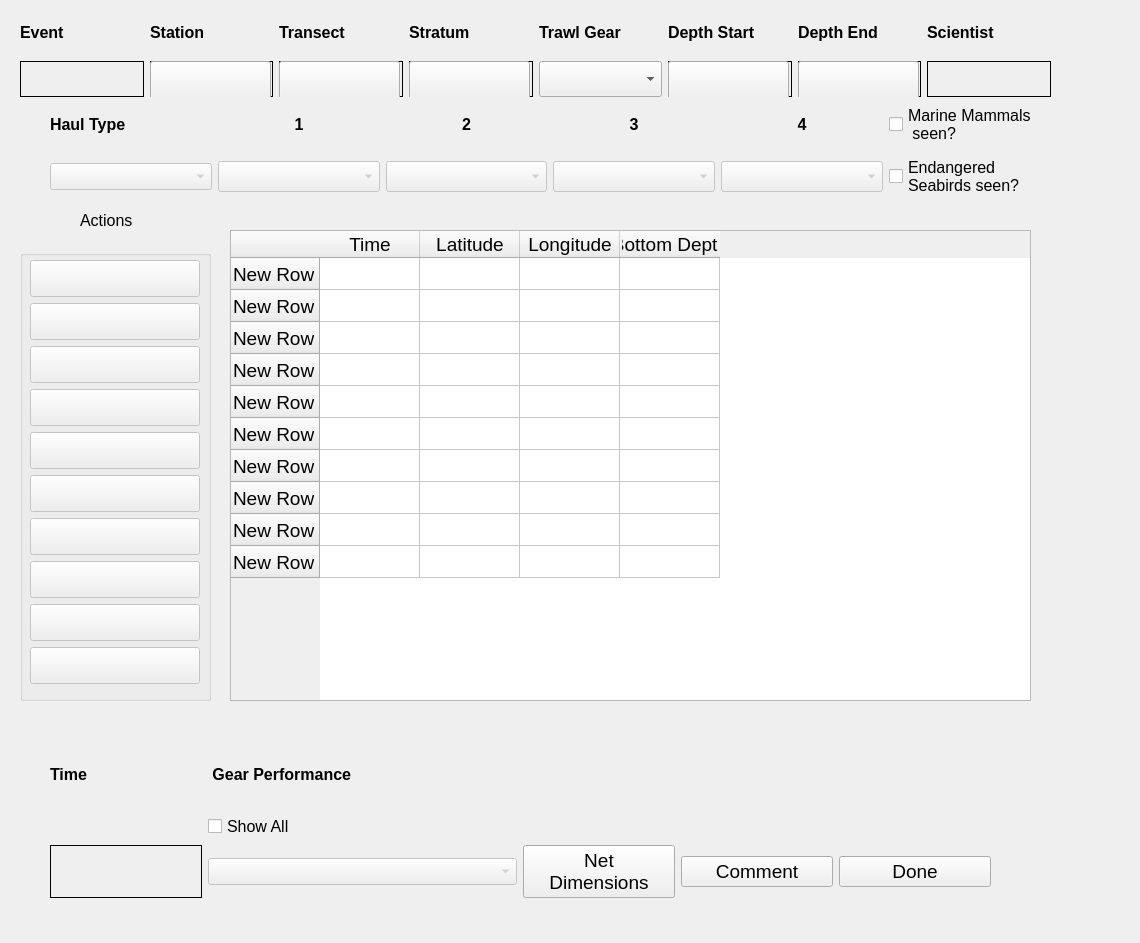
Old version of the form ui/ABLTrawlEvent.ui in the repository aliciabillings-noaa/CLAMS.
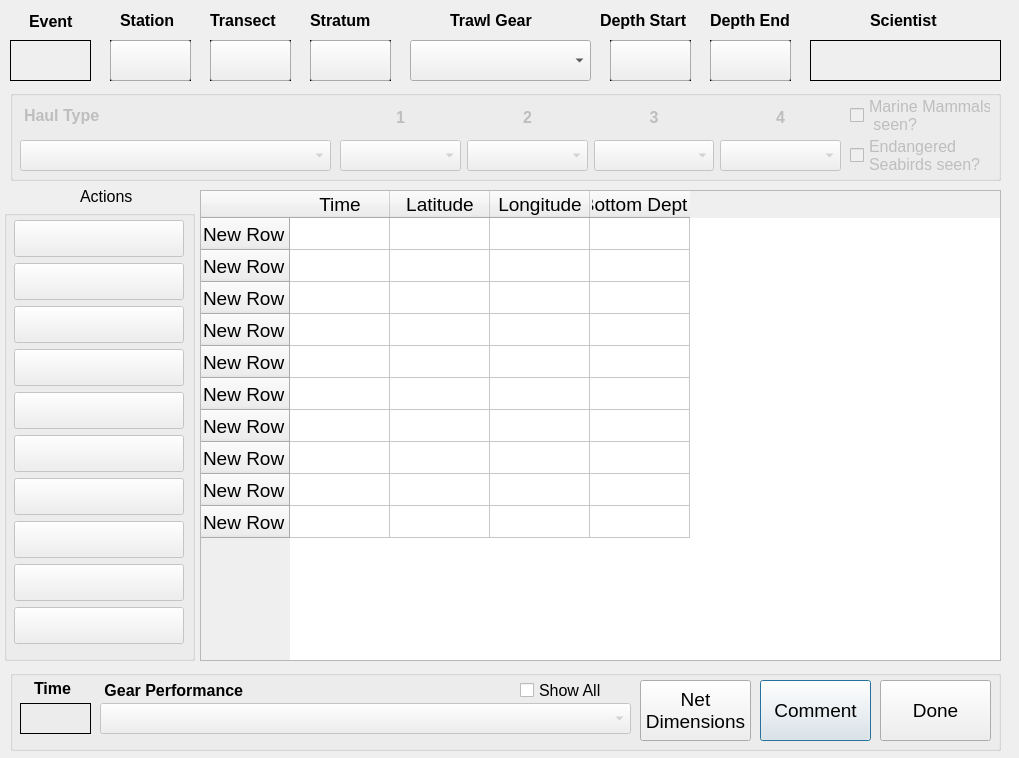
New version of the form.

Commit message: reverting ABLTrawlEvent

Patch:
```diff
--- a/ui/ABLTrawlEvent.ui
+++ b/ui/ABLTrawlEvent.ui
@@ -6,8 +6,8 @@
    <rect>
     <x>0</x>
     <y>0</y>
-    <width>1140</width>
-    <height>943</height>
+    <width>1019</width>
+    <height>758</height>
    </rect>
   </property>
   <property name="sizePolicy">
@@ -24,11 +24,274 @@
   <property name="windowTitle">
    <string>CLAMS Haul</string>
   </property>
+  <widget class="QLabel" name="sciLabel">
+   <property name="geometry">
+    <rect>
+     <x>810</x>
+     <y>40</y>
+     <width>191</width>
+     <height>41</height>
+    </rect>
+   </property>
+   <property name="font">
+    <font>
+     <pointsize>18</pointsize>
+     <weight>50</weight>
+     <bold>false</bold>
+    </font>
+   </property>
+   <property name="autoFillBackground">
+    <bool>true</bool>
+   </property>
+   <property name="frameShape">
+    <enum>QFrame::Panel</enum>
+   </property>
+   <property name="frameShadow">
+    <enum>QFrame::Plain</enum>
+   </property>
+   <property name="lineWidth">
+    <number>1</number>
+   </property>
+   <property name="text">
+    <string/>
+   </property>
+  </widget>
+  <widget class="QLabel" name="label_14">
+   <property name="geometry">
+    <rect>
+     <x>870</x>
+     <y>10</y>
+     <width>71</width>
+     <height>21</height>
+    </rect>
+   </property>
+   <property name="font">
+    <font>
+     <pointsize>12</pointsize>
+     <weight>75</weight>
+     <bold>true</bold>
+    </font>
+   </property>
+   <property name="text">
+    <string>Scientist</string>
+   </property>
+  </widget>
+  <widget class="QGroupBox" name="groupBox_2">
+   <property name="geometry">
+    <rect>
+     <x>10</x>
+     <y>670</y>
+     <width>991</width>
+     <height>81</height>
+    </rect>
+   </property>
+   <property name="title">
+    <string/>
+   </property>
+   <widget class="QPushButton" name="commentBtn">
+    <property name="geometry">
+     <rect>
+      <x>750</x>
+      <y>10</y>
+      <width>111</width>
+      <height>61</height>
+     </rect>
+    </property>
+    <property name="font">
+     <font>
+      <pointsize>14</pointsize>
+     </font>
+    </property>
+    <property name="text">
+     <string>Comment</string>
+    </property>
+   </widget>
+   <widget class="QPushButton" name="doneBtn">
+    <property name="geometry">
+     <rect>
+      <x>870</x>
+      <y>10</y>
+      <width>111</width>
+      <height>61</height>
+     </rect>
+    </property>
+    <property name="font">
+     <font>
+      <pointsize>14</pointsize>
+     </font>
+    </property>
+    <property name="text">
+     <string>Done</string>
+    </property>
+   </widget>
+   <widget class="QComboBox" name="perfBox">
+    <property name="enabled">
+     <bool>false</bool>
+    </property>
+    <property name="geometry">
+     <rect>
+      <x>90</x>
+      <y>33</y>
+      <width>531</width>
+      <height>31</height>
+     </rect>
+    </property>
+    <property name="font">
+     <font>
+      <pointsize>12</pointsize>
+     </font>
+    </property>
+   </widget>
+   <widget class="QLabel" name="label_6">
+    <property name="geometry">
+     <rect>
+      <x>90</x>
+      <y>8</y>
+      <width>171</width>
+      <height>24</height>
+     </rect>
+    </property>
+    <property name="font">
+     <font>
+      <pointsize>12</pointsize>
+      <weight>75</weight>
+      <bold>true</bold>
+     </font>
+    </property>
+    <property name="text">
+     <string> Gear Performance</string>
+    </property>
+   </widget>
+   <widget class="QLabel" name="elapseLabel">
+    <property name="enabled">
+     <bool>true</bool>
+    </property>
+    <property name="geometry">
+     <rect>
+      <x>10</x>
+      <y>33</y>
+      <width>71</width>
+      <height>31</height>
+     </rect>
+    </property>
+    <property name="font">
+     <font>
+      <pointsize>14</pointsize>
+     </font>
+    </property>
+    <property name="frameShape">
+     <enum>QFrame::Box</enum>
+    </property>
+    <property name="text">
+     <string/>
+    </property>
+   </widget>
+   <widget class="QLabel" name="label_42">
+    <property name="geometry">
+     <rect>
+      <x>24</x>
+      <y>8</y>
+      <width>121</width>
+      <height>21</height>
+     </rect>
+    </property>
+    <property name="font">
+     <font>
+      <pointsize>12</pointsize>
+      <weight>75</weight>
+      <bold>true</bold>
+     </font>
+    </property>
+    <property name="text">
+     <string>Time</string>
+    </property>
+   </widget>
+   <widget class="QPushButton" name="netDimBtn">
+    <property name="geometry">
+     <rect>
+      <x>630</x>
+      <y>10</y>
+      <width>111</width>
+      <height>61</height>
+     </rect>
+    </property>
+    <property name="font">
+     <font>
+      <pointsize>14</pointsize>
+     </font>
+    </property>
+    <property name="text">
+     <string>Net
+Dimensions</string>
+    </property>
+   </widget>
+   <widget class="QCheckBox" name="perfCheckBox">
+    <property name="geometry">
+     <rect>
+      <x>510</x>
+      <y>10</y>
+      <width>111</width>
+      <height>21</height>
+     </rect>
+    </property>
+    <property name="font">
+     <font>
+      <pointsize>12</pointsize>
+     </font>
+    </property>
+    <property name="text">
+     <string>Show All</string>
+    </property>
+   </widget>
+  </widget>
+  <widget class="QLabel" name="label_5">
+   <property name="geometry">
+    <rect>
+     <x>29</x>
+     <y>9</y>
+     <width>71</width>
+     <height>24</height>
+    </rect>
+   </property>
+   <property name="font">
+    <font>
+     <pointsize>12</pointsize>
+     <weight>75</weight>
+     <bold>true</bold>
+    </font>
+   </property>
+   <property name="text">
+    <string>Event</string>
+   </property>
+  </widget>
+  <widget class="QLabel" name="haulLabel">
+   <property name="geometry">
+    <rect>
+     <x>10</x>
+     <y>40</y>
+     <width>81</width>
+     <height>41</height>
+    </rect>
+   </property>
+   <property name="font">
+    <font>
+     <pointsize>20</pointsize>
+     <weight>75</weight>
+     <bold>true</bold>
+    </font>
+   </property>
+   <property name="frameShape">
+    <enum>QFrame::Box</enum>
+   </property>
+   <property name="text">
+    <string/>
+   </property>
+  </widget>
   <widget class="QTableWidget" name="dataTable">
    <property name="geometry">
     <rect>
-     <x>230</x>
-     <y>230</y>
+     <x>200</x>
+     <y>190</y>
      <width>801</width>
      <height>471</height>
     </rect>
@@ -118,14 +381,44 @@
     </property>
    </column>
   </widget>
+  <widget class="QLabel" name="label_8">
+   <property name="geometry">
+    <rect>
+     <x>450</x>
+     <y>10</y>
+     <width>101</width>
+     <height>21</height>
+    </rect>
+   </property>
+   <property name="font">
+    <font>
+     <pointsize>12</pointsize>
+     <weight>75</weight>
+     <bold>true</bold>
+    </font>
+   </property>
+   <property name="text">
+    <string>Trawl Gear</string>
+   </property>
+  </widget>
+  <widget class="QComboBox" name="gearBox">
+   <property name="geometry">
+    <rect>
+     <x>410</x>
+     <y>40</y>
+     <width>181</width>
+     <height>41</height>
+    </rect>
+   </property>
+  </widget>
   <widget class="QGroupBox" name="buttonsGroup">
    <property name="enabled">
     <bool>false</bool>
    </property>
    <property name="geometry">
     <rect>
-     <x>20</x>
-     <y>250</y>
+     <x>4</x>
+     <y>210</y>
      <width>191</width>
      <height>451</height>
     </rect>
@@ -405,7 +698,7 @@
    <property name="geometry">
     <rect>
      <x>80</x>
-     <y>210</y>
+     <y>186</y>
      <width>101</width>
      <height>21</height>
     </rect>
@@ -419,627 +712,497 @@
     <string>Actions</string>
    </property>
   </widget>
-  <widget class="QWidget" name="gridLayoutWidget_2">
+  <widget class="QLabel" name="label_27">
    <property name="geometry">
     <rect>
-     <x>50</x>
-     <y>740</y>
-     <width>941</width>
-     <height>158</height>
-    </rect>
-   </property>
-   <layout class="QGridLayout" name="gridLayout_2">
-    <item row="1" column="1">
-     <widget class="QCheckBox" name="perfCheckBox">
-      <property name="font">
-       <font>
-        <pointsize>12</pointsize>
-       </font>
-      </property>
-      <property name="text">
-       <string>Show All</string>
-      </property>
-     </widget>
-    </item>
-    <item row="0" column="0">
-     <widget class="QLabel" name="label_42">
-      <property name="font">
-       <font>
-        <pointsize>12</pointsize>
-        <weight>75</weight>
-        <bold>true</bold>
-       </font>
-      </property>
-      <property name="text">
-       <string>Time</string>
-      </property>
-     </widget>
-    </item>
-    <item row="2" column="4">
-     <widget class="QPushButton" name="commentBtn">
-      <property name="font">
-       <font>
-        <pointsize>14</pointsize>
-       </font>
-      </property>
-      <property name="text">
-       <string>Comment</string>
-      </property>
-     </widget>
-    </item>
-    <item row="2" column="5">
-     <widget class="QPushButton" name="doneBtn">
-      <property name="font">
-       <font>
-        <pointsize>14</pointsize>
-       </font>
-      </property>
-      <property name="text">
-       <string>Done</string>
-      </property>
-     </widget>
-    </item>
-    <item row="2" column="0">
-     <widget class="QLabel" name="elapseLabel">
-      <property name="enabled">
-       <bool>true</bool>
-      </property>
-      <property name="font">
-       <font>
-        <pointsize>14</pointsize>
-       </font>
-      </property>
-      <property name="frameShape">
-       <enum>QFrame::Box</enum>
-      </property>
-      <property name="text">
-       <string/>
-      </property>
-     </widget>
-    </item>
-    <item row="2" column="3">
-     <widget class="QPushButton" name="netDimBtn">
-      <property name="font">
-       <font>
-        <pointsize>14</pointsize>
-       </font>
-      </property>
-      <property name="text">
-       <string>Net
-Dimensions</string>
-      </property>
-     </widget>
-    </item>
-    <item row="0" column="1">
-     <widget class="QLabel" name="label_6">
-      <property name="font">
-       <font>
-        <pointsize>12</pointsize>
-        <weight>75</weight>
-        <bold>true</bold>
-       </font>
-      </property>
-      <property name="text">
-       <string> Gear Performance</string>
-      </property>
-     </widget>
-    </item>
-    <item row="2" column="1" colspan="2">
-     <widget class="QComboBox" name="perfBox">
-      <property name="enabled">
-       <bool>false</bool>
-      </property>
-      <property name="font">
-       <font>
-        <pointsize>12</pointsize>
-       </font>
-      </property>
-     </widget>
-    </item>
-   </layout>
-  </widget>
-  <widget class="QWidget" name="gridLayoutWidget_3">
-   <property name="geometry">
-    <rect>
-     <x>20</x>
+     <x>120</x>
      <y>10</y>
-     <width>1031</width>
-     <height>87</height>
+     <width>81</width>
+     <height>21</height>
     </rect>
    </property>
-   <layout class="QGridLayout" name="gridLayout_3">
-    <item row="1" column="5">
-     <widget class="QFrame" name="frame_2">
-      <property name="frameShape">
-       <enum>QFrame::Box</enum>
-      </property>
-      <property name="frameShadow">
-       <enum>QFrame::Plain</enum>
-      </property>
-      <widget class="QPushButton" name="depthStartBtn">
-       <property name="geometry">
-        <rect>
-         <x>0</x>
-         <y>0</y>
-         <width>121</width>
-         <height>41</height>
-        </rect>
-       </property>
-       <property name="text">
-        <string/>
-       </property>
-      </widget>
-     </widget>
-    </item>
-    <item row="1" column="6">
-     <widget class="QFrame" name="frame">
-      <property name="frameShape">
-       <enum>QFrame::Box</enum>
-      </property>
-      <property name="frameShadow">
-       <enum>QFrame::Plain</enum>
-      </property>
-      <widget class="QPushButton" name="depthEndBtn">
-       <property name="geometry">
-        <rect>
-         <x>0</x>
-         <y>0</y>
-         <width>121</width>
-         <height>41</height>
-        </rect>
-       </property>
-       <property name="text">
-        <string/>
-       </property>
-      </widget>
-     </widget>
-    </item>
-    <item row="1" column="2">
-     <widget class="QFrame" name="frame_4">
-      <property name="frameShape">
-       <enum>QFrame::Box</enum>
-      </property>
-      <property name="frameShadow">
-       <enum>QFrame::Plain</enum>
-      </property>
-      <widget class="QPushButton" name="transBtn">
-       <property name="geometry">
-        <rect>
-         <x>0</x>
-         <y>0</y>
-         <width>121</width>
-         <height>41</height>
-        </rect>
-       </property>
-       <property name="text">
-        <string/>
-       </property>
-      </widget>
-     </widget>
-    </item>
-    <item row="1" column="3">
-     <widget class="QFrame" name="frame_3">
-      <property name="frameShape">
-       <enum>QFrame::Box</enum>
-      </property>
-      <property name="frameShadow">
-       <enum>QFrame::Plain</enum>
-      </property>
-      <widget class="QPushButton" name="stratumBtn">
-       <property name="geometry">
-        <rect>
-         <x>0</x>
-         <y>0</y>
-         <width>121</width>
-         <height>41</height>
-        </rect>
-       </property>
-       <property name="text">
-        <string/>
-       </property>
-      </widget>
-     </widget>
-    </item>
-    <item row="1" column="1">
-     <widget class="QFrame" name="frame_5">
-      <property name="frameShape">
-       <enum>QFrame::Box</enum>
-      </property>
-      <property name="frameShadow">
-       <enum>QFrame::Plain</enum>
-      </property>
-      <widget class="QPushButton" name="stnBtn">
-       <property name="geometry">
-        <rect>
-         <x>0</x>
-         <y>0</y>
-         <width>121</width>
-         <height>41</height>
-        </rect>
-       </property>
-       <property name="text">
-        <string/>
-       </property>
-      </widget>
-     </widget>
-    </item>
-    <item row="1" column="0">
-     <widget class="QLabel" name="haulLabel">
-      <property name="font">
-       <font>
-        <pointsize>20</pointsize>
-        <weight>75</weight>
-        <bold>true</bold>
-       </font>
-      </property>
-      <property name="frameShape">
-       <enum>QFrame::Box</enum>
-      </property>
-      <property name="text">
-       <string/>
-      </property>
-     </widget>
-    </item>
-    <item row="1" column="4">
-     <widget class="QComboBox" name="gearBox"/>
-    </item>
-    <item row="0" column="1">
-     <widget class="QLabel" name="label_27">
-      <property name="font">
-       <font>
-        <pointsize>12</pointsize>
-        <weight>75</weight>
-        <bold>true</bold>
-       </font>
-      </property>
-      <property name="text">
-       <string>Station</string>
-      </property>
-     </widget>
-    </item>
-    <item row="0" column="0">
-     <widget class="QLabel" name="label_5">
-      <property name="font">
-       <font>
-        <pointsize>12</pointsize>
-        <weight>75</weight>
-        <bold>true</bold>
-       </font>
-      </property>
-      <property name="text">
-       <string>Event</string>
-      </property>
-     </widget>
-    </item>
-    <item row="0" column="2">
-     <widget class="QLabel" name="label_30">
-      <property name="font">
-       <font>
-        <pointsize>12</pointsize>
-        <weight>75</weight>
-        <bold>true</bold>
-       </font>
-      </property>
-      <property name="text">
-       <string>Transect</string>
-      </property>
-     </widget>
-    </item>
-    <item row="0" column="3">
-     <widget class="QLabel" name="label_29">
-      <property name="font">
-       <font>
-        <pointsize>12</pointsize>
-        <weight>75</weight>
-        <bold>true</bold>
-       </font>
-      </property>
-      <property name="text">
-       <string>Stratum</string>
-      </property>
-     </widget>
-    </item>
-    <item row="0" column="6">
-     <widget class="QLabel" name="label_28">
-      <property name="font">
-       <font>
-        <pointsize>12</pointsize>
-        <weight>75</weight>
-        <bold>true</bold>
-       </font>
-      </property>
-      <property name="text">
-       <string>Depth End</string>
-      </property>
-     </widget>
-    </item>
-    <item row="1" column="7">
-     <widget class="QLabel" name="sciLabel">
-      <property name="font">
-       <font>
-        <pointsize>18</pointsize>
-        <weight>50</weight>
-        <bold>false</bold>
-       </font>
-      </property>
-      <property name="autoFillBackground">
-       <bool>true</bool>
-      </property>
-      <property name="frameShape">
-       <enum>QFrame::Panel</enum>
-      </property>
-      <property name="frameShadow">
-       <enum>QFrame::Plain</enum>
-      </property>
-      <property name="lineWidth">
-       <number>1</number>
-      </property>
-      <property name="text">
-       <string/>
-      </property>
-     </widget>
-    </item>
-    <item row="0" column="5">
-     <widget class="QLabel" name="label_31">
-      <property name="font">
-       <font>
-        <pointsize>12</pointsize>
-        <weight>75</weight>
-        <bold>true</bold>
-       </font>
-      </property>
-      <property name="text">
-       <string>Depth Start</string>
-      </property>
-     </widget>
-    </item>
-    <item row="0" column="7">
-     <widget class="QLabel" name="label_14">
-      <property name="font">
-       <font>
-        <pointsize>12</pointsize>
-        <weight>75</weight>
-        <bold>true</bold>
-       </font>
-      </property>
-      <property name="text">
-       <string>Scientist</string>
-      </property>
-     </widget>
-    </item>
-    <item row="0" column="4">
-     <widget class="QLabel" name="label_8">
-      <property name="font">
-       <font>
-        <pointsize>12</pointsize>
-        <weight>75</weight>
-        <bold>true</bold>
-       </font>
-      </property>
-      <property name="text">
-       <string>Trawl Gear</string>
-      </property>
-     </widget>
-    </item>
-   </layout>
+   <property name="font">
+    <font>
+     <pointsize>12</pointsize>
+     <weight>75</weight>
+     <bold>true</bold>
+    </font>
+   </property>
+   <property name="text">
+    <string>Station</string>
+   </property>
   </widget>
-  <widget class="QWidget" name="gridLayoutWidget_4">
+  <widget class="QGroupBox" name="optionsGroup">
+   <property name="enabled">
+    <bool>false</bool>
+   </property>
    <property name="geometry">
     <rect>
-     <x>50</x>
-     <y>100</y>
-     <width>1001</width>
-     <height>101</height>
+     <x>10</x>
+     <y>90</y>
+     <width>991</width>
+     <height>91</height>
     </rect>
    </property>
-   <layout class="QGridLayout" name="gridLayout_4">
-    <item row="1" column="1">
-     <widget class="QComboBox" name="accessBox1">
-      <property name="enabled">
-       <bool>false</bool>
-      </property>
-      <property name="maximumSize">
-       <size>
-        <width>16777215</width>
-        <height>31</height>
-       </size>
-      </property>
-      <property name="font">
-       <font>
-        <pointsize>12</pointsize>
-       </font>
-      </property>
-     </widget>
-    </item>
-    <item row="1" column="0">
-     <widget class="QComboBox" name="typeBox">
-      <property name="enabled">
-       <bool>false</bool>
-      </property>
-      <property name="font">
-       <font>
-        <pointsize>12</pointsize>
-        <weight>50</weight>
-        <bold>false</bold>
-       </font>
-      </property>
-     </widget>
-    </item>
-    <item row="0" column="4">
-     <widget class="QLabel" name="accessLabel4">
-      <property name="font">
-       <font>
-        <pointsize>12</pointsize>
-        <weight>75</weight>
-        <bold>true</bold>
-       </font>
-      </property>
-      <property name="text">
-       <string>4</string>
-      </property>
-      <property name="alignment">
-       <set>Qt::AlignCenter</set>
-      </property>
-     </widget>
-    </item>
-    <item row="0" column="3">
-     <widget class="QLabel" name="accessLabel3">
-      <property name="font">
-       <font>
-        <pointsize>12</pointsize>
-        <weight>75</weight>
-        <bold>true</bold>
-       </font>
-      </property>
-      <property name="text">
-       <string>3</string>
-      </property>
-      <property name="alignment">
-       <set>Qt::AlignCenter</set>
-      </property>
-     </widget>
-    </item>
-    <item row="1" column="3">
-     <widget class="QComboBox" name="accessBox3">
-      <property name="enabled">
-       <bool>false</bool>
-      </property>
-      <property name="maximumSize">
-       <size>
-        <width>16777215</width>
-        <height>31</height>
-       </size>
-      </property>
-      <property name="font">
-       <font>
-        <pointsize>12</pointsize>
-       </font>
-      </property>
-     </widget>
-    </item>
-    <item row="1" column="4">
-     <widget class="QComboBox" name="accessBox4">
-      <property name="enabled">
-       <bool>false</bool>
-      </property>
-      <property name="maximumSize">
-       <size>
-        <width>16777215</width>
-        <height>31</height>
-       </size>
-      </property>
-      <property name="font">
-       <font>
-        <pointsize>12</pointsize>
-       </font>
-      </property>
-     </widget>
-    </item>
-    <item row="1" column="2">
-     <widget class="QComboBox" name="accessBox2">
-      <property name="enabled">
-       <bool>false</bool>
-      </property>
-      <property name="maximumSize">
-       <size>
-        <width>16777215</width>
-        <height>31</height>
-       </size>
-      </property>
-      <property name="font">
-       <font>
-        <pointsize>12</pointsize>
-       </font>
-      </property>
-     </widget>
-    </item>
-    <item row="0" column="2">
-     <widget class="QLabel" name="accessLabel2">
-      <property name="font">
-       <font>
-        <pointsize>12</pointsize>
-        <weight>75</weight>
-        <bold>true</bold>
-       </font>
-      </property>
-      <property name="text">
-       <string>2</string>
-      </property>
-      <property name="alignment">
-       <set>Qt::AlignCenter</set>
-      </property>
-     </widget>
-    </item>
-    <item row="0" column="1">
-     <widget class="QLabel" name="accessLabel1">
-      <property name="font">
-       <font>
-        <pointsize>12</pointsize>
-        <weight>75</weight>
-        <bold>true</bold>
-       </font>
-      </property>
-      <property name="text">
-       <string>1</string>
-      </property>
-      <property name="alignment">
-       <set>Qt::AlignCenter</set>
-      </property>
-     </widget>
-    </item>
-    <item row="0" column="5">
-     <widget class="QCheckBox" name="marMammalBox">
-      <property name="font">
-       <font>
-        <pointsize>12</pointsize>
-       </font>
-      </property>
-      <property name="text">
-       <string>Marine Mammals
+   <property name="title">
+    <string/>
+   </property>
+   <widget class="QWidget" name="gridLayoutWidget">
+    <property name="geometry">
+     <rect>
+      <x>330</x>
+      <y>10</y>
+      <width>501</width>
+      <height>71</height>
+     </rect>
+    </property>
+    <layout class="QGridLayout" name="gridLayout">
+     <item row="0" column="0">
+      <widget class="QLabel" name="accessLabel1">
+       <property name="font">
+        <font>
+         <pointsize>12</pointsize>
+         <weight>75</weight>
+         <bold>true</bold>
+        </font>
+       </property>
+       <property name="text">
+        <string>1</string>
+       </property>
+       <property name="alignment">
+        <set>Qt::AlignCenter</set>
+       </property>
+      </widget>
+     </item>
+     <item row="0" column="1">
+      <widget class="QLabel" name="accessLabel2">
+       <property name="font">
+        <font>
+         <pointsize>12</pointsize>
+         <weight>75</weight>
+         <bold>true</bold>
+        </font>
+       </property>
+       <property name="text">
+        <string>2</string>
+       </property>
+       <property name="alignment">
+        <set>Qt::AlignCenter</set>
+       </property>
+      </widget>
+     </item>
+     <item row="1" column="0">
+      <widget class="QComboBox" name="accessBox1">
+       <property name="enabled">
+        <bool>false</bool>
+       </property>
+       <property name="maximumSize">
+        <size>
+         <width>16777215</width>
+         <height>31</height>
+        </size>
+       </property>
+       <property name="font">
+        <font>
+         <pointsize>12</pointsize>
+        </font>
+       </property>
+      </widget>
+     </item>
+     <item row="1" column="1">
+      <widget class="QComboBox" name="accessBox2">
+       <property name="enabled">
+        <bool>false</bool>
+       </property>
+       <property name="maximumSize">
+        <size>
+         <width>16777215</width>
+         <height>31</height>
+        </size>
+       </property>
+       <property name="font">
+        <font>
+         <pointsize>12</pointsize>
+        </font>
+       </property>
+      </widget>
+     </item>
+     <item row="1" column="2">
+      <widget class="QComboBox" name="accessBox3">
+       <property name="enabled">
+        <bool>false</bool>
+       </property>
+       <property name="maximumSize">
+        <size>
+         <width>16777215</width>
+         <height>31</height>
+        </size>
+       </property>
+       <property name="font">
+        <font>
+         <pointsize>12</pointsize>
+        </font>
+       </property>
+      </widget>
+     </item>
+     <item row="1" column="3">
+      <widget class="QComboBox" name="accessBox4">
+       <property name="enabled">
+        <bool>false</bool>
+       </property>
+       <property name="maximumSize">
+        <size>
+         <width>16777215</width>
+         <height>31</height>
+        </size>
+       </property>
+       <property name="font">
+        <font>
+         <pointsize>12</pointsize>
+        </font>
+       </property>
+      </widget>
+     </item>
+     <item row="0" column="2">
+      <widget class="QLabel" name="accessLabel3">
+       <property name="font">
+        <font>
+         <pointsize>12</pointsize>
+         <weight>75</weight>
+         <bold>true</bold>
+        </font>
+       </property>
+       <property name="text">
+        <string>3</string>
+       </property>
+       <property name="alignment">
+        <set>Qt::AlignCenter</set>
+       </property>
+      </widget>
+     </item>
+     <item row="0" column="3">
+      <widget class="QLabel" name="accessLabel4">
+       <property name="font">
+        <font>
+         <pointsize>12</pointsize>
+         <weight>75</weight>
+         <bold>true</bold>
+        </font>
+       </property>
+       <property name="text">
+        <string>4</string>
+       </property>
+       <property name="alignment">
+        <set>Qt::AlignCenter</set>
+       </property>
+      </widget>
+     </item>
+    </layout>
+   </widget>
+   <widget class="QComboBox" name="typeBox">
+    <property name="enabled">
+     <bool>false</bool>
+    </property>
+    <property name="geometry">
+     <rect>
+      <x>10</x>
+      <y>50</y>
+      <width>311</width>
+      <height>31</height>
+     </rect>
+    </property>
+    <property name="font">
+     <font>
+      <pointsize>12</pointsize>
+      <weight>50</weight>
+      <bold>false</bold>
+     </font>
+    </property>
+   </widget>
+   <widget class="QLabel" name="label_4">
+    <property name="geometry">
+     <rect>
+      <x>14</x>
+      <y>15</y>
+      <width>91</width>
+      <height>21</height>
+     </rect>
+    </property>
+    <property name="font">
+     <font>
+      <pointsize>12</pointsize>
+      <weight>75</weight>
+      <bold>true</bold>
+     </font>
+    </property>
+    <property name="text">
+     <string>Haul Type</string>
+    </property>
+   </widget>
+   <widget class="QCheckBox" name="marMammalBox">
+    <property name="geometry">
+     <rect>
+      <x>840</x>
+      <y>10</y>
+      <width>141</width>
+      <height>31</height>
+     </rect>
+    </property>
+    <property name="font">
+     <font>
+      <pointsize>12</pointsize>
+     </font>
+    </property>
+    <property name="text">
+     <string>Marine Mammals
  seen?</string>
-      </property>
-     </widget>
-    </item>
-    <item row="1" column="5">
-     <widget class="QCheckBox" name="seaBirdBox">
-      <property name="font">
-       <font>
-        <pointsize>12</pointsize>
-       </font>
-      </property>
-      <property name="text">
-       <string>Endangered
+    </property>
+   </widget>
+   <widget class="QCheckBox" name="seaBirdBox">
+    <property name="geometry">
+     <rect>
+      <x>840</x>
+      <y>50</y>
+      <width>141</width>
+      <height>31</height>
+     </rect>
+    </property>
+    <property name="font">
+     <font>
+      <pointsize>12</pointsize>
+     </font>
+    </property>
+    <property name="text">
+     <string>Endangered
 Seabirds seen?</string>
-      </property>
-     </widget>
-    </item>
-    <item row="0" column="0">
-     <widget class="QLabel" name="label_4">
-      <property name="font">
-       <font>
-        <pointsize>12</pointsize>
-        <weight>75</weight>
-        <bold>true</bold>
-       </font>
-      </property>
-      <property name="text">
-       <string>Haul Type</string>
-      </property>
-     </widget>
-    </item>
-   </layout>
+    </property>
+   </widget>
   </widget>
-  <zorder>dataTable</zorder>
-  <zorder>buttonsGroup</zorder>
-  <zorder>label</zorder>
-  <zorder>gridLayoutWidget_2</zorder>
-  <zorder>gridLayoutWidget_3</zorder>
-  <zorder>stnBtn</zorder>
-  <zorder>stnBtn</zorder>
-  <zorder>depthEndBtn</zorder>
-  <zorder>gridLayoutWidget_4</zorder>
-  <zorder>label_4</zorder>
-  <zorder>verticalLayoutWidget</zorder>
+  <widget class="QLabel" name="label_28">
+   <property name="geometry">
+    <rect>
+     <x>710</x>
+     <y>10</y>
+     <width>91</width>
+     <height>21</height>
+    </rect>
+   </property>
+   <property name="font">
+    <font>
+     <pointsize>12</pointsize>
+     <weight>75</weight>
+     <bold>true</bold>
+    </font>
+   </property>
+   <property name="text">
+    <string>Depth End</string>
+   </property>
+  </widget>
+  <widget class="QFrame" name="frame">
+   <property name="geometry">
+    <rect>
+     <x>710</x>
+     <y>40</y>
+     <width>81</width>
+     <height>41</height>
+    </rect>
+   </property>
+   <property name="frameShape">
+    <enum>QFrame::Box</enum>
+   </property>
+   <property name="frameShadow">
+    <enum>QFrame::Plain</enum>
+   </property>
+   <widget class="QPushButton" name="depthEndBtn">
+    <property name="geometry">
+     <rect>
+      <x>0</x>
+      <y>0</y>
+      <width>81</width>
+      <height>41</height>
+     </rect>
+    </property>
+    <property name="text">
+     <string/>
+    </property>
+   </widget>
+  </widget>
+  <widget class="QLabel" name="label_29">
+   <property name="geometry">
+    <rect>
+     <x>310</x>
+     <y>10</y>
+     <width>71</width>
+     <height>21</height>
+    </rect>
+   </property>
+   <property name="font">
+    <font>
+     <pointsize>12</pointsize>
+     <weight>75</weight>
+     <bold>true</bold>
+    </font>
+   </property>
+   <property name="text">
+    <string>Stratum</string>
+   </property>
+  </widget>
+  <widget class="QLabel" name="label_30">
+   <property name="geometry">
+    <rect>
+     <x>210</x>
+     <y>10</y>
+     <width>81</width>
+     <height>21</height>
+    </rect>
+   </property>
+   <property name="font">
+    <font>
+     <pointsize>12</pointsize>
+     <weight>75</weight>
+     <bold>true</bold>
+    </font>
+   </property>
+   <property name="text">
+    <string>Transect</string>
+   </property>
+  </widget>
+  <widget class="QLabel" name="label_31">
+   <property name="geometry">
+    <rect>
+     <x>600</x>
+     <y>10</y>
+     <width>101</width>
+     <height>21</height>
+    </rect>
+   </property>
+   <property name="font">
+    <font>
+     <pointsize>12</pointsize>
+     <weight>75</weight>
+     <bold>true</bold>
+    </font>
+   </property>
+   <property name="text">
+    <string>Depth Start</string>
+   </property>
+  </widget>
+  <widget class="QFrame" name="frame_2">
+   <property name="geometry">
+    <rect>
+     <x>610</x>
+     <y>40</y>
+     <width>81</width>
+     <height>41</height>
+    </rect>
+   </property>
+   <property name="frameShape">
+    <enum>QFrame::Box</enum>
+   </property>
+   <property name="frameShadow">
+    <enum>QFrame::Plain</enum>
+   </property>
+   <widget class="QPushButton" name="depthStartBtn">
+    <property name="geometry">
+     <rect>
+      <x>0</x>
+      <y>0</y>
+      <width>81</width>
+      <height>41</height>
+     </rect>
+    </property>
+    <property name="text">
+     <string/>
+    </property>
+   </widget>
+  </widget>
+  <widget class="QFrame" name="frame_3">
+   <property name="geometry">
+    <rect>
+     <x>310</x>
+     <y>40</y>
+     <width>81</width>
+     <height>41</height>
+    </rect>
+   </property>
+   <property name="frameShape">
+    <enum>QFrame::Box</enum>
+   </property>
+   <property name="frameShadow">
+    <enum>QFrame::Plain</enum>
+   </property>
+   <widget class="QPushButton" name="stratumBtn">
+    <property name="geometry">
+     <rect>
+      <x>0</x>
+      <y>0</y>
+      <width>81</width>
+      <height>41</height>
+     </rect>
+    </property>
+    <property name="text">
+     <string/>
+    </property>
+   </widget>
+  </widget>
+  <widget class="QFrame" name="frame_4">
+   <property name="geometry">
+    <rect>
+     <x>210</x>
+     <y>40</y>
+     <width>81</width>
+     <height>41</height>
+    </rect>
+   </property>
+   <property name="frameShape">
+    <enum>QFrame::Box</enum>
+   </property>
+   <property name="frameShadow">
+    <enum>QFrame::Plain</enum>
+   </property>
+   <widget class="QPushButton" name="transBtn">
+    <property name="geometry">
+     <rect>
+      <x>0</x>
+      <y>0</y>
+      <width>81</width>
+      <height>41</height>
+     </rect>
+    </property>
+    <property name="text">
+     <string/>
+    </property>
+   </widget>
+  </widget>
+  <widget class="QFrame" name="frame_5">
+   <property name="geometry">
+    <rect>
+     <x>110</x>
+     <y>40</y>
+     <width>81</width>
+     <height>41</height>
+    </rect>
+   </property>
+   <property name="frameShape">
+    <enum>QFrame::Box</enum>
+   </property>
+   <property name="frameShadow">
+    <enum>QFrame::Plain</enum>
+   </property>
+   <widget class="QPushButton" name="stnBtn">
+    <property name="geometry">
+     <rect>
+      <x>0</x>
+      <y>0</y>
+      <width>81</width>
+      <height>41</height>
+     </rect>
+    </property>
+    <property name="text">
+     <string/>
+    </property>
+   </widget>
+  </widget>
  </widget>
  <resources/>
  <connections/>
```
